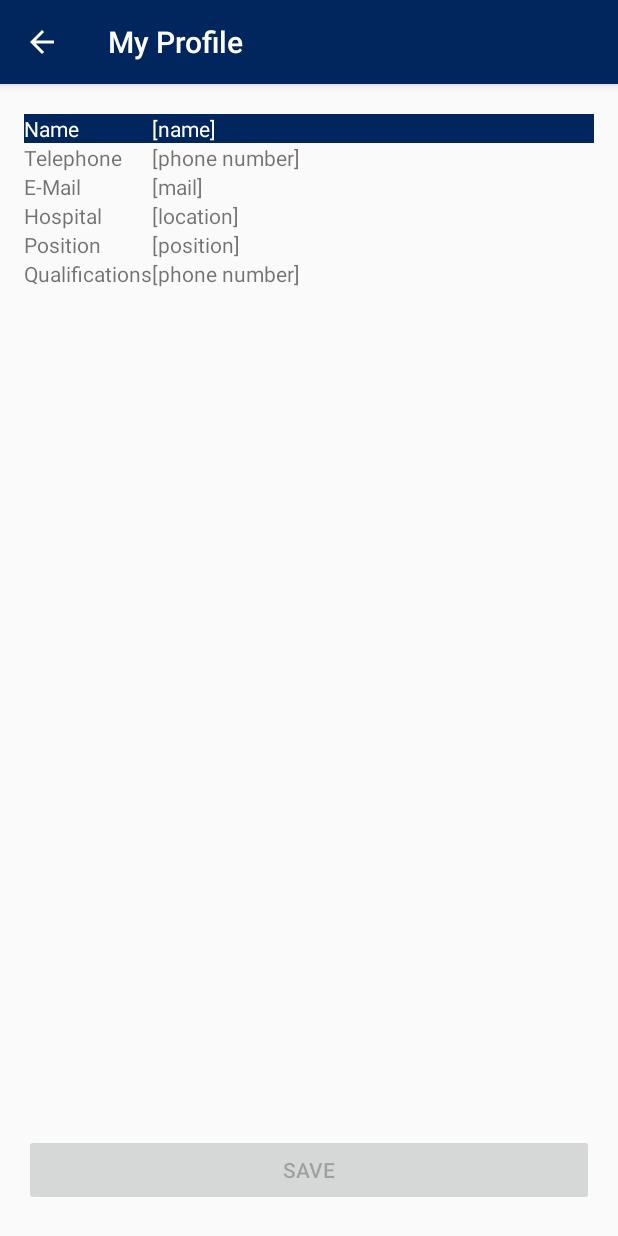
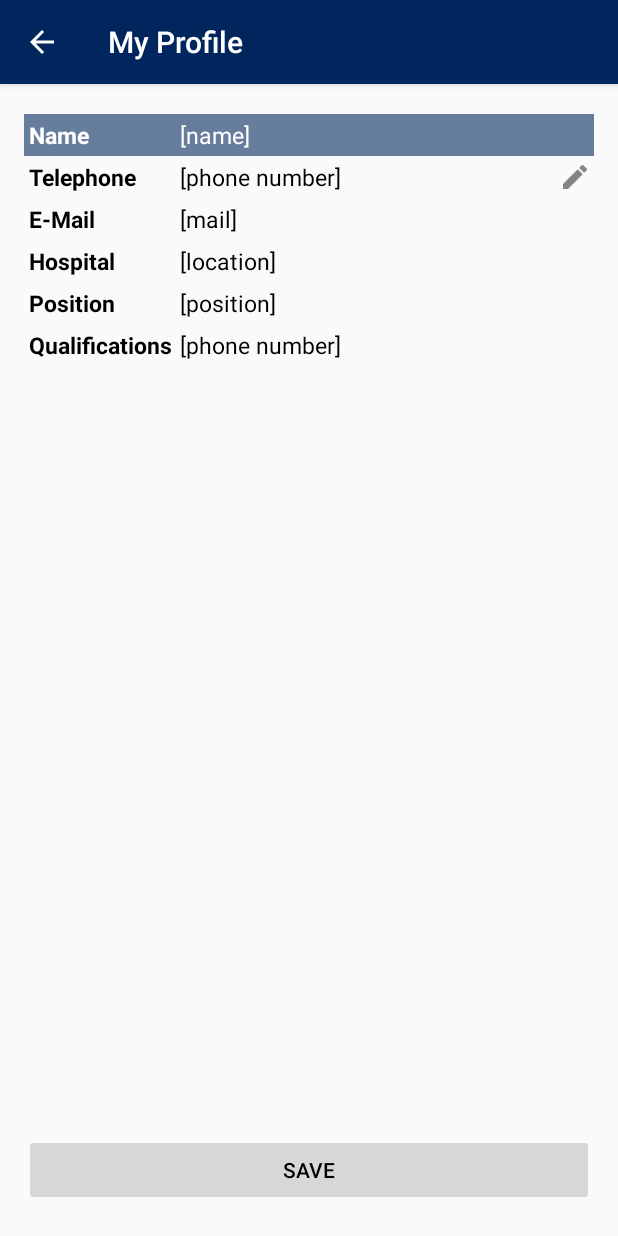
Before and after one commit to TechnologyWithoutBorders/Swift-App, an Android app: the UserProfileActivity screen opened directly, with no data from a screen before it, on a phone screen of 412 x 824 dp. Run offline under Robolectric (Android 15) with nearby library versions, the phone set to English and light mode, and no system bars; our stand-ins replace Volley; network calls fail.

Commit message:
some design improvements, corrections and experimental implementations

```diff
--- a/app/src/main/res/layout/activity_user_profile.xml
+++ b/app/src/main/res/layout/activity_user_profile.xml
@@ -22,98 +22,135 @@
         <TableLayout
             android:layout_width="match_parent"
             android:layout_height="wrap_content"
-            android:id="@+id/tableLayout">
+            android:id="@+id/tableLayout"
+            android:stretchColumns="1">
 
             <TableRow
                 android:layout_width="match_parent"
                 android:layout_height="wrap_content"
-                android:background="@color/teog_blue_dark">
+                android:background="@color/teog_blue"
+                android:padding="3dp">
                 <TextView
                     android:layout_width="match_parent"
                     android:layout_height="wrap_content"
-                    android:textColor="#FFFFFF"
-                    android:text="Name" />
+                    android:textColor="@color/white"
+                    android:text="Name"
+                    android:textStyle="bold"
+                    android:textSize="15sp"
+                    android:paddingRight="5dp"/>
 
                 <TextView
                     android:id="@+id/nameView"
                     android:layout_width="match_parent"
                     android:layout_height="wrap_content"
                     android:textColor="#FFFFFF"
+                    android:textSize="15sp"
                     android:text="[name]" />
             </TableRow>
 
             <TableRow
                 android:layout_width="match_parent"
-                android:layout_height="wrap_content">
+                android:layout_height="wrap_content"
+                android:padding="3dp">
                 <TextView
                     android:layout_width="match_parent"
                     android:layout_height="wrap_content"
-                    android:text="Telephone" />
+                    android:text="Telephone"
+                    android:textStyle="bold"
+                    android:textSize="15sp"
+                    android:paddingRight="5dp"/>
 
                 <TextView
                     android:id="@+id/phoneView"
                     android:layout_width="match_parent"
                     android:layout_height="wrap_content"
+                    android:textSize="15sp"
                     android:text="[phone number]" />
+
+                <ImageView
+                    android:layout_width="match_parent"
+                    android:layout_height="match_parent"
+                    android:onClick="editPhone"
+                    android:src="@drawable/ic_edit" />
             </TableRow>
 
             <TableRow
                 android:layout_width="match_parent"
-                android:layout_height="wrap_content">
+                android:layout_height="wrap_content"
+                android:padding="3dp">
                 <TextView
                     android:layout_width="match_parent"
                     android:layout_height="wrap_content"
-                    android:text="E-Mail" />
+                    android:text="E-Mail"
+                    android:textStyle="bold"
+                    android:textSize="15sp"
+                    android:paddingRight="5dp"/>
 
                 <TextView
                     android:id="@+id/mailView"
                     android:layout_width="match_parent"
                     android:layout_height="wrap_content"
+                    android:textSize="15sp"
                     android:text="[mail]" />
             </TableRow>
 
             <TableRow
                 android:layout_width="match_parent"
-                android:layout_height="wrap_content">
+                android:layout_height="wrap_content"
+                android:padding="3dp">
                 <TextView
                     android:layout_width="match_parent"
                     android:layout_height="wrap_content"
-                    android:text="Hospital" />
+                    android:text="Hospital"
+                    android:textStyle="bold"
+                    android:textSize="15sp"
+                    android:paddingRight="5dp"/>
 
                 <TextView
                     android:id="@+id/locationView"
                     android:layout_width="match_parent"
                     android:layout_height="wrap_content"
+                    android:textSize="15sp"
                     android:text="[location]" />
             </TableRow>
 
             <TableRow
                 android:layout_width="match_parent"
-                android:layout_height="wrap_content">
+                android:layout_height="wrap_content"
+                android:padding="3dp">
                 <TextView
                     android:layout_width="match_parent"
                     android:layout_height="wrap_content"
-                    android:text="Position" />
+                    android:text="Position"
+                    android:textStyle="bold"
+                    android:textSize="15sp"
+                    android:paddingRight="5dp"/>
 
                 <TextView
                     android:id="@+id/positionView"
                     android:layout_width="match_parent"
                     android:layout_height="wrap_content"
+                    android:textSize="15sp"
                     android:text="[position]" />
             </TableRow>
 
             <TableRow
                 android:layout_width="match_parent"
-                android:layout_height="wrap_content">
+                android:layout_height="wrap_content"
+                android:padding="3dp">
                 <TextView
                     android:layout_width="match_parent"
                     android:layout_height="wrap_content"
-                    android:text="Qualifications" />
+                    android:text="Qualifications"
+                    android:textStyle="bold"
+                    android:textSize="15sp"
+                    android:paddingRight="5dp"/>
 
                 <TextView
                     android:id="@+id/qualificationsView"
                     android:layout_width="match_parent"
                     android:layout_height="wrap_content"
+                    android:textSize="15sp"
                     android:text="[phone number]" />
             </TableRow>
 
@@ -127,7 +164,7 @@
     </RelativeLayout>
 
     <Button
-        android:id="@+id/editButton"
+        android:id="@+id/saveButton"
         android:layout_width="match_parent"
         android:layout_height="wrap_content"
         android:text="save"
--- a/app/src/main/res/values/strings.xml
+++ b/app/src/main/res/values/strings.xml
@@ -40,6 +40,7 @@
 
     <string-array name="search_options">
         <item>Device</item>
+        <item>User</item>
     </string-array>
 
     <string-array name="report_types">
--- a/app/src/main/res/values/styles.xml
+++ b/app/src/main/res/values/styles.xml
@@ -6,6 +6,8 @@
         <item name="colorPrimary">@color/teog_blue_dark</item>
         <item name="colorPrimaryDark">@color/colorPrimaryDark</item>
         <item name="colorAccent">@color/black</item>
+
+        <item name="android:textColor">@color/black</item>
     </style>
 
     <style name="AppTheme.NoActionBar">
```
Also changed, not shown: app/src/main/java/ngo/teog/swift/communication/RequestFactory.java (+35 -0 lines), app/src/main/java/ngo/teog/swift/gui/DeviceInfoActivity.java (+10 -10 lines), app/src/main/java/ngo/teog/swift/gui/UserProfileActivity.java (+37 -0 lines), app/src/main/java/ngo/teog/swift/gui/main/SearchFragment.java (+21 -9 lines), app/src/main/java/ngo/teog/swift/helpers/ResponseParser.java (+31 -0 lines), app/src/main/res/layout/activity_device_info.xml (+51 -11 lines), app/src/main/res/layout/activity_todo.xml (+0 -8 lines), app/src/main/res/layout/row_maintenance.xml (+6 -3 lines), app/src/main/res/drawable-hdpi/ic_edit.png (added), app/src/main/res/drawable-mdpi/ic_edit.png (added), app/src/main/res/drawable-xhdpi/ic_edit.png (added), app/src/main/res/drawable-xxhdpi/ic_edit.png (added).
